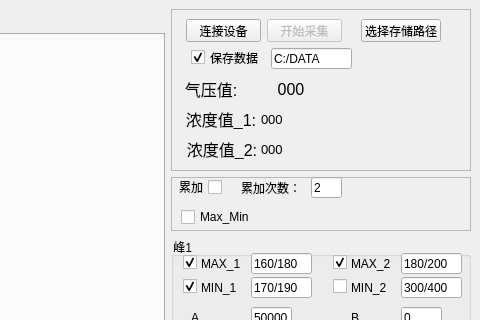
lnwin/NEW-ch4colleter, file mainwindow.ui: the form before one commit; both pictures show x 652 to 1132 and y 0 to 320 of the 1132 by 500 pixel window.
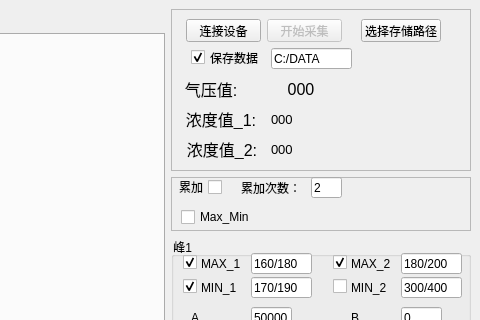
The form after the commit. Custom widgets are drawn as their Qt base class.

Commit message: 更新界面显示和界面锁

The edit to the form file:
```diff
--- a/mainwindow.ui
+++ b/mainwindow.ui
@@ -218,7 +218,7 @@
           <widget class="QLabel" name="qiya">
            <property name="geometry">
             <rect>
-             <x>80</x>
+             <x>90</x>
              <y>70</y>
              <width>80</width>
              <height>21</height>
@@ -284,7 +284,7 @@
           <widget class="QLabel" name="nongdu_1">
            <property name="geometry">
             <rect>
-             <x>90</x>
+             <x>100</x>
              <y>100</y>
              <width>171</width>
              <height>21</height>
@@ -317,7 +317,7 @@
           <widget class="QLabel" name="nongdu_2">
            <property name="geometry">
             <rect>
-             <x>90</x>
+             <x>100</x>
              <y>130</y>
              <width>161</width>
              <height>21</height>
```
The commit also changes 4 other files.
